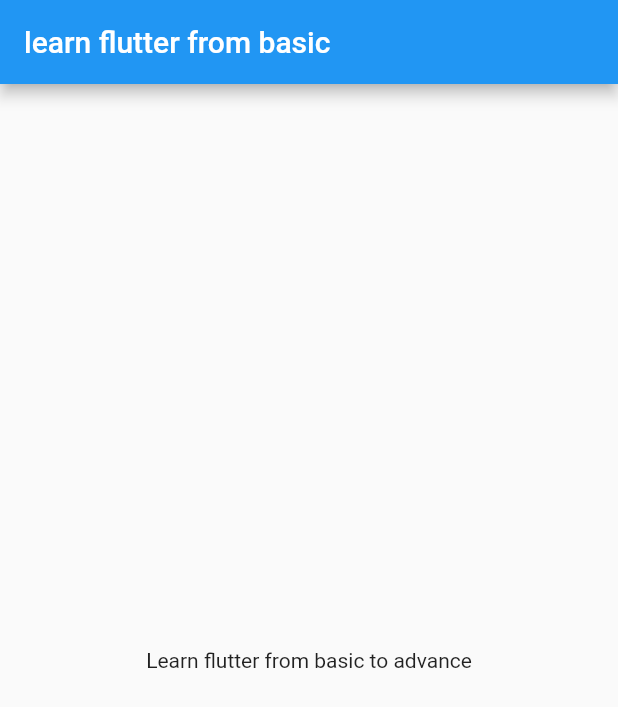
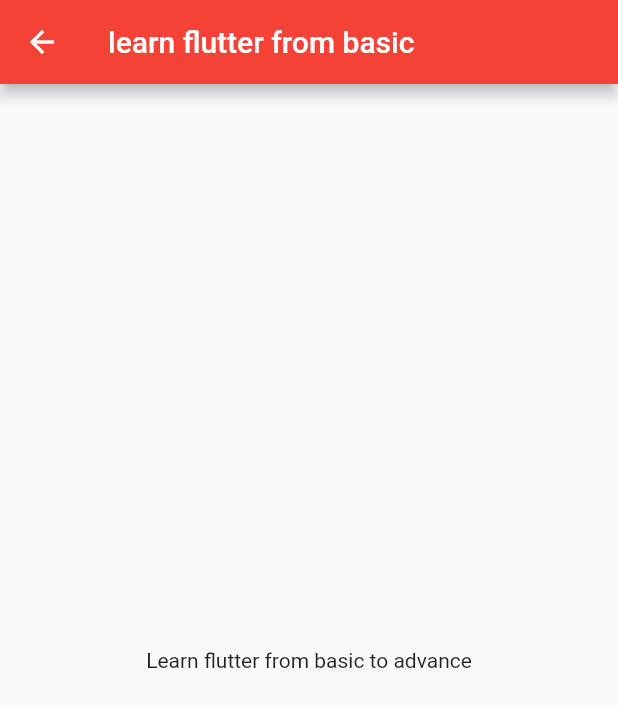
Before and after one commit to amank876655/flutter_application_1, a Flutter app: the screen it shows after launch, on a phone screen of 412 x 824 dp. Shown: the top 707 px of the screen. Run offline on Flutter 3.47's test engine with Material 2 defaults, Android fonts, the phone set to English and light mode, and no system bars.

Commit message:
day3 completed

```diff
--- a/lib/main.dart
+++ b/lib/main.dart
@@ -1,5 +1,6 @@
 import 'package:flutter/material.dart';
-import 'package:flutter_application_1/home_page.dart';
+import 'package:flutter_application_1/pages/home_page.dart';
+import 'package:flutter_application_1/pages/login_page.dart';
 
 void main() {
   runApp(MyApp());
@@ -11,7 +12,15 @@ class MyApp extends StatelessWidget {
   @override
   Widget build(BuildContext context) {
     return MaterialApp(
-      home: HomePage(),
+      themeMode: ThemeMode.light,
+      theme: ThemeData(primarySwatch: Colors.red),
+      darkTheme: ThemeData(brightness: Brightness.light),
+      initialRoute: "/home",
+      routes: {
+        "/": (context) => LoginPage(),
+        "/home": (context) => HomePage(),
+        "/Login": (context) => LoginPage()
+      },
     );
   }
 }
```
Also changed, not shown: lib/pages/login_page.dart (added, +20 -0 lines), lib/pages/home_page.dart (renamed from lib/home_page.dart).
